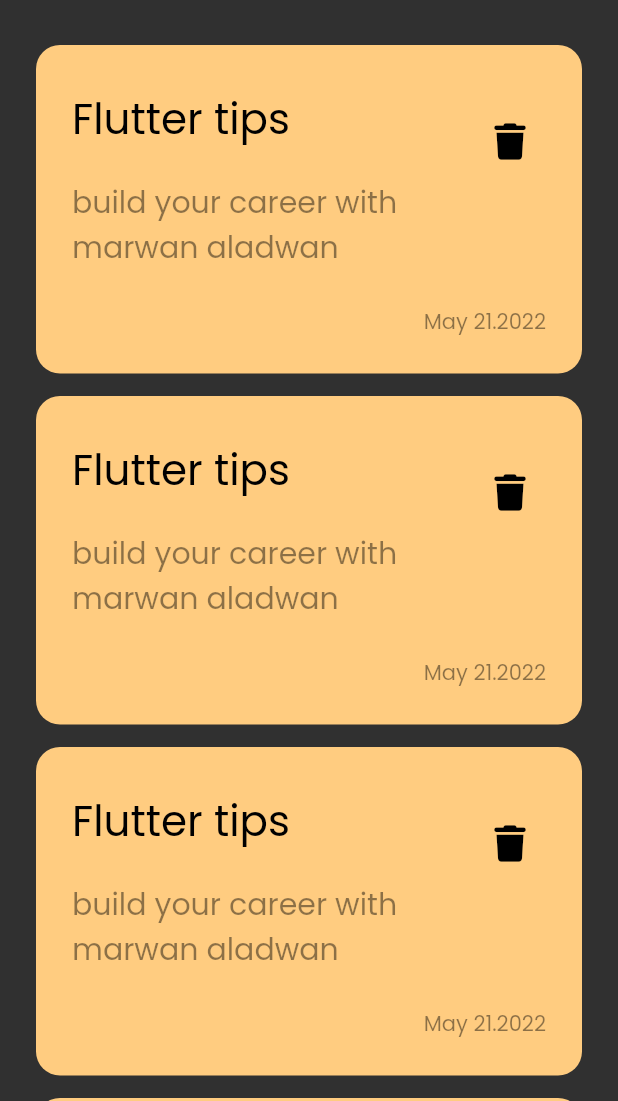
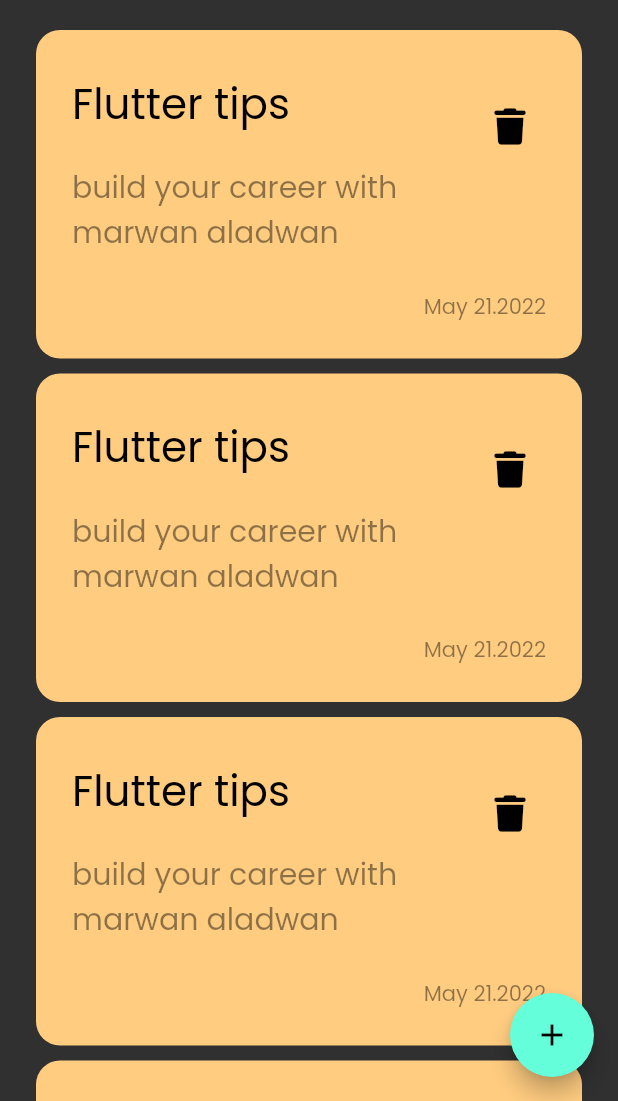
Before and after one commit to MarwanAl3dwan/notes_app, a Flutter app: the screen it shows after launch, on a phone screen of 412 x 824 dp, the part 135-1236 px from its top. Run offline on Flutter 3.47's test engine with Material 2 defaults, Android fonts, the phone set to English and light mode, and no system bars; our stand-ins replace font_awesome_flutter, get.

Commit message:
add floating action button to notes view

```diff
--- a/lib/features/home/presentation/views/notes_view/notes_view.dart
+++ b/lib/features/home/presentation/views/notes_view/notes_view.dart
@@ -7,8 +7,12 @@ class NotesView extends StatelessWidget {
 
   @override
   Widget build(BuildContext context) {
-    return const Scaffold(
-      body: NotesViewBody(),
+    return Scaffold(
+      floatingActionButton: FloatingActionButton(
+        onPressed: () {},
+        child: const Icon(Icons.add),
+      ),
+      body: const NotesViewBody(),
     );
   }
 }
--- a/lib/features/home/presentation/views/notes_view/widgets/notes_list_view.dart
+++ b/lib/features/home/presentation/views/notes_view/widgets/notes_list_view.dart
@@ -1,4 +1,3 @@
-
 import 'package:flutter/material.dart';
 
 import 'note_item.dart';
@@ -12,9 +11,10 @@ class NotesListView extends StatelessWidget {
       itemCount: 4,
       physics: const BouncingScrollPhysics(),
       shrinkWrap: true,
+      padding: EdgeInsets.zero,
       itemBuilder: (context, index) {
         return const Padding(
-          padding: EdgeInsets.only(bottom: 15),
+          padding: EdgeInsets.only(bottom: 10),
           child: NoteItem(),
         );
       },
--- a/lib/features/home/presentation/views/notes_view/widgets/notes_view_body.dart
+++ b/lib/features/home/presentation/views/notes_view/widgets/notes_view_body.dart
@@ -15,7 +15,7 @@ class NotesViewBody extends StatelessWidget {
         children: const [
           SizedBox(height: 40),
           NotesViewAppBar(),
-          SizedBox(height: 30),
+          SizedBox(height: 20),
           Expanded(child: NotesListView()),
         ],
       ),
```
